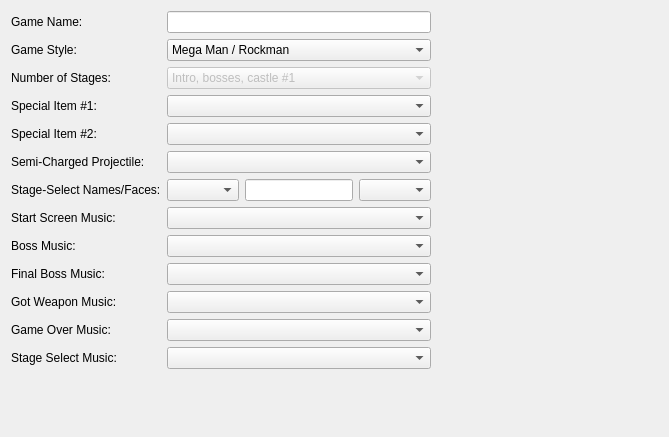
The window that editor/mainwindow_tab/game_properties_tab.ui (Fordi/rockbot) describes before a commit, drawn with Qt 5.
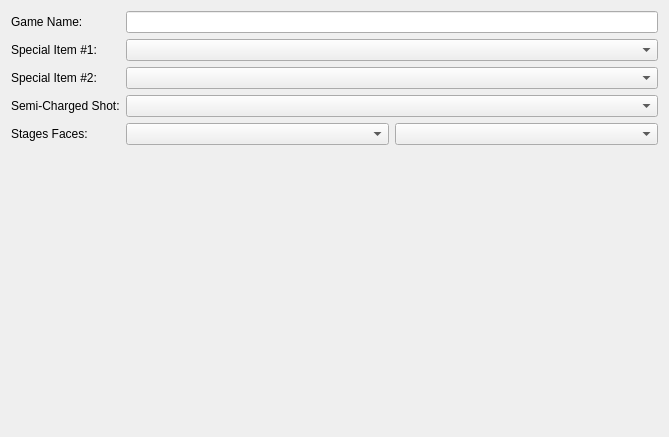
The same window after the commit.

Patch:
```diff
--- a/editor/mainwindow_tab/game_properties_tab.ui
+++ b/editor/mainwindow_tab/game_properties_tab.ui
@@ -16,129 +16,34 @@
   <layout class="QHBoxLayout" name="horizontalLayout">
    <item>
     <layout class="QGridLayout" name="gridLayout_2">
-     <item row="11" column="0">
-      <widget class="QLabel" name="label_9">
-       <property name="text">
-        <string>Got Weapon Music:</string>
-       </property>
-      </widget>
-     </item>
-     <item row="11" column="1">
-      <widget class="QComboBox" name="gotWeaponMusic_comboBox"/>
-     </item>
-     <item row="13" column="1">
-      <widget class="QComboBox" name="stageSelectMusic_comboBox"/>
-     </item>
-     <item row="12" column="0">
-      <widget class="QLabel" name="label_10">
-       <property name="text">
-        <string>Game Over Music:</string>
-       </property>
-      </widget>
-     </item>
-     <item row="13" column="0">
-      <widget class="QLabel" name="label_11">
-       <property name="text">
-        <string>Stage Select Music:</string>
-       </property>
-      </widget>
-     </item>
-     <item row="1" column="1">
-      <widget class="QComboBox" name="gameStyle_comboBox">
-       <item>
-        <property name="text">
-         <string>Mega Man / Rockman</string>
-        </property>
-       </item>
-       <item>
-        <property name="text">
-         <string>Castlevania / Ghould &amp; Ghosts</string>
-        </property>
-       </item>
-      </widget>
-     </item>
-     <item row="1" column="0">
-      <widget class="QLabel" name="label_8">
-       <property name="text">
-        <string>Game Style:</string>
-       </property>
-      </widget>
-     </item>
-     <item row="12" column="1">
-      <widget class="QComboBox" name="gameOverMusic_comboBox"/>
-     </item>
-     <item row="2" column="0">
-      <widget class="QLabel" name="label_12">
-       <property name="text">
-        <string>Number of Stages:</string>
-       </property>
-      </widget>
-     </item>
-     <item row="8" column="1">
-      <widget class="QComboBox" name="bossMusic_comboBox"/>
-     </item>
-     <item row="4" column="1">
-      <widget class="QComboBox" name="special_item2_combo"/>
-     </item>
      <item row="2" column="1">
-      <widget class="QComboBox" name="stageNumber_comboBox">
-       <property name="enabled">
-        <bool>false</bool>
-       </property>
-       <item>
-        <property name="text">
-         <string>Intro, bosses, castle #1</string>
-        </property>
-       </item>
-       <item>
-        <property name="text">
-         <string>Intro, 8 bosses, 5 castle #1, 5 castle #2</string>
-        </property>
-       </item>
-      </widget>
+      <widget class="QComboBox" name="special_item2_combo"/>
      </item>
-     <item row="3" column="0">
-      <widget class="QLabel" name="label">
-       <property name="text">
-        <string>Special Item #1:</string>
-       </property>
-      </widget>
-     </item>
-     <item row="4" column="0">
+     <item row="2" column="0">
       <widget class="QLabel" name="label_2">
        <property name="text">
         <string>Special Item #2:</string>
        </property>
       </widget>
      </item>
-     <item row="6" column="0">
-      <widget class="QLabel" name="label_4">
+     <item row="1" column="0">
+      <widget class="QLabel" name="label">
        <property name="text">
-        <string>Stage-Select Names/Faces:</string>
+        <string>Special Item #1:</string>
        </property>
       </widget>
      </item>
-     <item row="5" column="0">
+     <item row="3" column="0">
       <widget class="QLabel" name="label_3">
        <property name="text">
-        <string>Semi-Charged Projectile:</string>
+        <string>Semi-Charged Shot:</string>
        </property>
       </widget>
      </item>
-     <item row="5" column="1">
-      <widget class="QComboBox" name="semicharged_shot_combo"/>
-     </item>
      <item row="3" column="1">
-      <widget class="QComboBox" name="special_item1_combo"/>
+      <widget class="QComboBox" name="semicharged_shot_combo"/>
      </item>
-     <item row="0" column="1">
-      <widget class="QLineEdit" name="lineEdit">
-       <property name="maxLength">
-        <number>30</number>
-       </property>
-      </widget>
-     </item>
-     <item row="14" column="0">
+     <item row="5" column="0">
       <spacer name="verticalSpacer">
        <property name="orientation">
         <enum>Qt::Vertical</enum>
@@ -151,32 +56,21 @@
        </property>
       </spacer>
      </item>
-     <item row="0" column="0">
-      <widget class="QLabel" name="label_5">
-       <property name="text">
-        <string>Game Name:</string>
-       </property>
-      </widget>
+     <item row="1" column="1">
+      <widget class="QComboBox" name="special_item1_combo"/>
      </item>
-     <item row="8" column="0">
-      <widget class="QLabel" name="label_6">
+     <item row="4" column="0">
+      <widget class="QLabel" name="label_4">
        <property name="text">
-        <string>Boss Music:</string>
+        <string>Stages Faces:</string>
        </property>
       </widget>
      </item>
-     <item row="6" column="1">
+     <item row="4" column="1">
       <layout class="QHBoxLayout" name="horizontalLayout_2">
        <item>
         <widget class="QComboBox" name="stagefaces_stage_combo"/>
        </item>
-       <item>
-        <widget class="QLineEdit" name="bossName_lineEdit">
-         <property name="maxLength">
-          <number>8</number>
-         </property>
-        </widget>
-       </item>
        <item>
         <widget class="QComboBox" name="stagefaces_face_combo">
          <property name="iconSize">
@@ -189,41 +83,22 @@
        </item>
       </layout>
      </item>
-     <item row="10" column="0">
-      <widget class="QLabel" name="label_7">
-       <property name="text">
-        <string>Final Boss Music:</string>
+     <item row="0" column="1">
+      <widget class="QLineEdit" name="lineEdit">
+       <property name="maxLength">
+        <number>30</number>
        </property>
       </widget>
      </item>
-     <item row="10" column="1">
-      <widget class="QComboBox" name="finalBoss_comboBox"/>
-     </item>
-     <item row="7" column="0">
-      <widget class="QLabel" name="label_13">
+     <item row="0" column="0">
+      <widget class="QLabel" name="label_5">
        <property name="text">
-        <string>Start Screen Music:</string>
+        <string>Game Name:</string>
        </property>
       </widget>
      </item>
-     <item row="7" column="1">
-      <widget class="QComboBox" name="gameStartMusic_comboBox"/>
-     </item>
     </layout>
    </item>
-   <item>
-    <spacer name="horizontalSpacer">
-     <property name="orientation">
-      <enum>Qt::Horizontal</enum>
-     </property>
-     <property name="sizeHint" stdset="0">
-      <size>
-       <width>40</width>
-       <height>20</height>
-      </size>
-     </property>
-    </spacer>
-   </item>
   </layout>
  </widget>
  <resources/>
```
